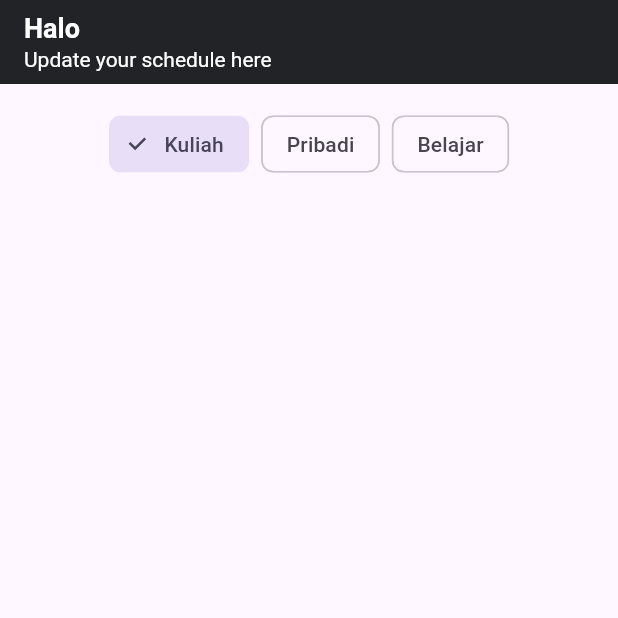
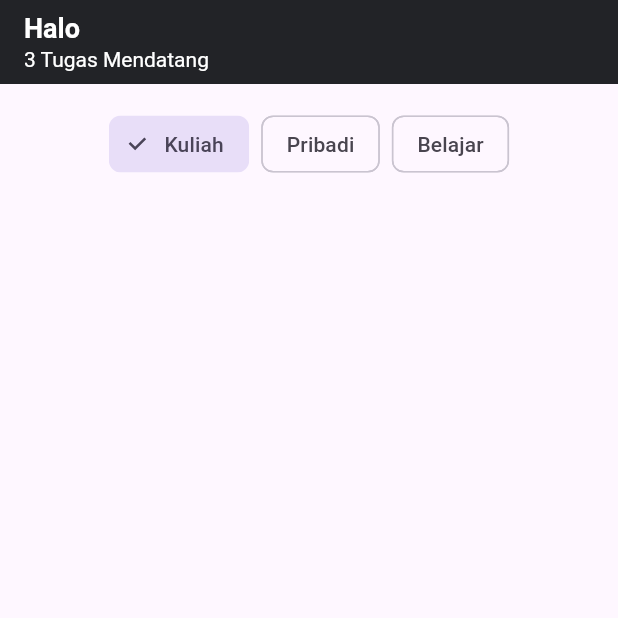
Before and after one commit to Drakkura/mobdev, a Flutter app: the screen it shows once a user with an empty profile is signed in, on a phone screen of 412 x 824 dp, the top half of it. Run offline on Flutter 3.47's test engine with Material 3 defaults, Android fonts, the light colour scheme and no system bars; our stand-ins replace cloud_firestore, firebase_auth, firebase_core, firebase_messaging, firebase_storage, flutter_local_notifications and 6 more; missing offline and left inert: mysql_client, workmanager; accounts and stored records are empty.

Commit message:
Revert "making some change"
This reverts commit f78055fe6a5c47c8f31c623435e024f8d7ecb430.

```diff
--- a/lib/view/dashboard.dart
+++ b/lib/view/dashboard.dart
@@ -192,7 +192,7 @@ class _DashboardState extends State<Dashboard> {
               ),
             ),
             Text(
-              'Update your schedule here',
+              '3 Tugas Mendatang',
               style: TextStyle(
                 fontSize: 14.0,
                 color: Colors.white,
```
